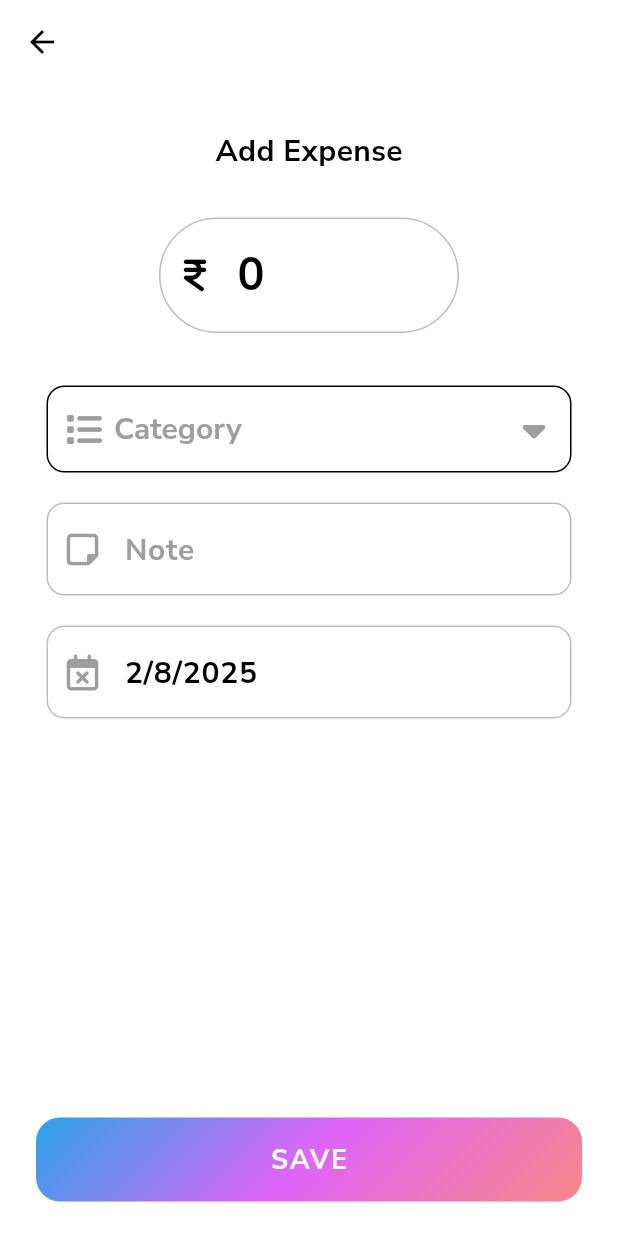
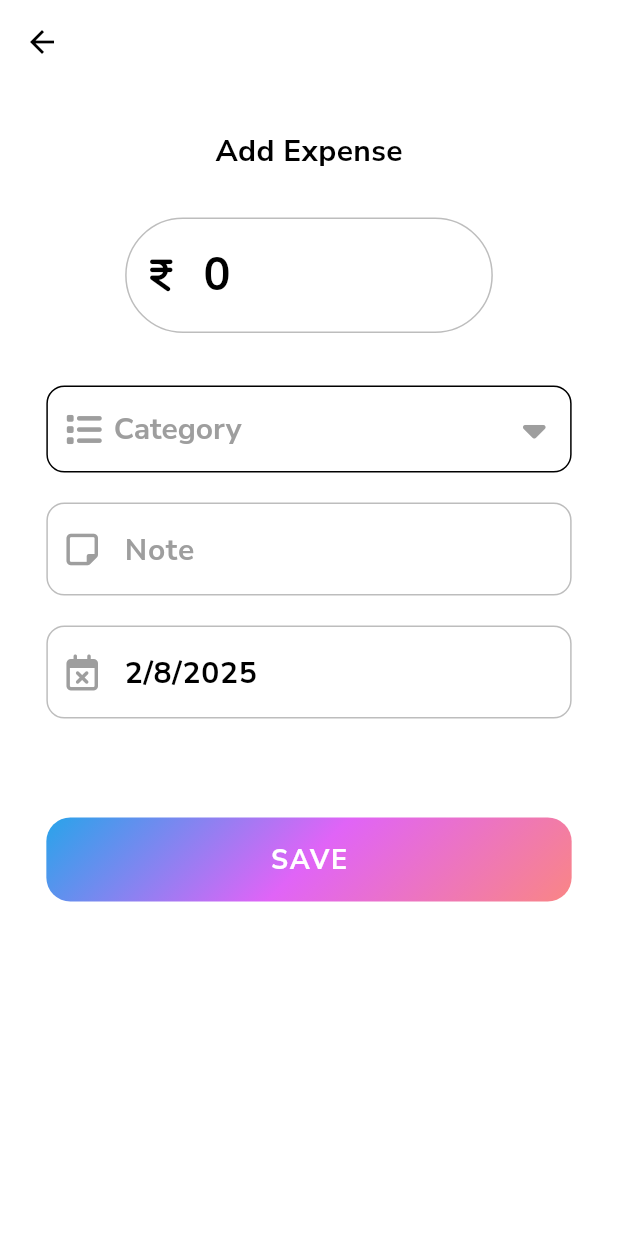
Before and after one commit to Mukesh865/WalletWise, a Flutter app: the screen it shows after launch, after a tap on the "add" icon, on a phone screen of 412 x 824 dp. Run offline on Flutter 3.47's test engine with Material 3 defaults, Android fonts, the phone set to English and light mode, and no system bars; our stand-ins replace fl_chart, font_awesome_flutter, google_fonts.

Commit message:
made all screen responsive

```diff
--- a/lib/screen/add_expense_screen.dart
+++ b/lib/screen/add_expense_screen.dart
@@ -28,17 +28,18 @@ class _AddExpenseScreenState extends State<AddExpenseScreen> {
 
   @override
   Widget build(BuildContext context) {
+    final screenWidth = MediaQuery.of(context).size.width;
+    final isSmallScreen = screenWidth < 400;
+    final fieldWidth = screenWidth * 0.85;
+
     return Scaffold(
       backgroundColor: Theme.of(context).colorScheme.background,
       appBar: AppBar(backgroundColor: Theme.of(context).colorScheme.background),
-
       body: SafeArea(
-        child: Padding(
-          padding: const EdgeInsets.only(top: 30),
+        child: SingleChildScrollView(
+          padding: const EdgeInsets.symmetric(vertical: 30),
+          child: Center(
             child: Column(
-            children: [
-              Row(
-                mainAxisAlignment: MainAxisAlignment.center,
               children: [
                 Text(
                   'Add Expense',
@@ -47,11 +48,9 @@ class _AddExpenseScreenState extends State<AddExpenseScreen> {
                     fontWeight: FontWeight.bold,
                   ),
                 ),
-                ],
-              ),
                 const SizedBox(height: 30),
                 SizedBox(
-                width: 200,
+                  width: fieldWidth * 0.7,
                   child: TextField(
                     textAlign: TextAlign.left,
                     controller: addExpenseController,
@@ -75,12 +74,9 @@ class _AddExpenseScreenState extends State<AddExpenseScreen> {
                 ),
                 const SizedBox(height: 35),
                 SizedBox(
-                width: 350,
+                  width: fieldWidth,
                   child: Container(
-                  padding: const EdgeInsets.symmetric(
-                    horizontal: 12,
-                    vertical: 4,
-                  ),
+                    padding: const EdgeInsets.symmetric(horizontal: 12, vertical: 4),
                     decoration: BoxDecoration(
                       color: Colors.white,
                       borderRadius: BorderRadius.circular(12),
@@ -118,10 +114,7 @@ class _AddExpenseScreenState extends State<AddExpenseScreen> {
                             selectedCategory = newValue!;
                           });
                         },
-                      items:
-                          categories.map<DropdownMenuItem<String>>((
-                            String value,
-                          ) {
+                        items: categories.map<DropdownMenuItem<String>>((String value) {
                           IconData icon;
                           switch (value) {
                             case 'Food':
@@ -143,12 +136,8 @@ class _AddExpenseScreenState extends State<AddExpenseScreen> {
                             value: value,
                             child: Row(
                               children: [
-                                  FaIcon(
-                                    icon,
-                                    size: 18,
-                                    color: Colors.grey[700],
-                                  ),
-                                  SizedBox(width: 8),
+                                FaIcon(icon, size: 18, color: Colors.grey[700]),
+                                const SizedBox(width: 8),
                                 Text(value),
                               ],
                             ),
@@ -160,15 +149,11 @@ class _AddExpenseScreenState extends State<AddExpenseScreen> {
                 ),
                 const SizedBox(height: 20),
                 SizedBox(
-                width: 350,
+                  width: fieldWidth,
                   child: TextField(
-                  textAlign: TextAlign.left,
                     controller: addNoteController,
                     decoration: InputDecoration(
-                    prefixIcon: const Icon(
-                      FontAwesomeIcons.stickyNote,
-                      color: Colors.grey,
-                    ),
+                      prefixIcon: const Icon(FontAwesomeIcons.stickyNote, color: Colors.grey),
                       hintText: "Note",
                       hintStyle: GoogleFonts.nunitoSans(
                         color: Colors.grey,
@@ -183,7 +168,6 @@ class _AddExpenseScreenState extends State<AddExpenseScreen> {
                         borderSide: const BorderSide(color: Colors.black),
                       ),
                     ),
-                  keyboardType: TextInputType.number,
                     style: GoogleFonts.nunitoSans(
                       fontSize: 20,
                       fontWeight: FontWeight.bold,
@@ -192,7 +176,7 @@ class _AddExpenseScreenState extends State<AddExpenseScreen> {
                 ),
                 const SizedBox(height: 20),
                 SizedBox(
-                width: 350,
+                  width: fieldWidth,
                   child: TextField(
                     controller: addDateController,
                     readOnly: true,
@@ -213,10 +197,7 @@ class _AddExpenseScreenState extends State<AddExpenseScreen> {
                       }
                     },
                     decoration: InputDecoration(
-                    prefixIcon: const Icon(
-                      FontAwesomeIcons.calendarTimes,
-                      color: Colors.grey,
-                    ),
+                      prefixIcon: const Icon(FontAwesomeIcons.calendarTimes, color: Colors.grey),
                       hintText: "Today",
                       hintStyle: GoogleFonts.nunitoSans(
                         color: Colors.grey,
@@ -237,30 +218,27 @@ class _AddExpenseScreenState extends State<AddExpenseScreen> {
                     ),
                   ),
                 ),
-              const SizedBox(height: 250),
+                const SizedBox(height: 50),
                 GestureDetector(
                   onTap: () {
                     // TODO: Add your save logic here
                   },
                   child: Container(
-                  width: double.infinity,
+                    width: fieldWidth,
                     height: 56,
-                  margin: const EdgeInsets.symmetric(
-                    horizontal: 24,
-                    vertical: 16,
-                  ),
+                    margin: const EdgeInsets.symmetric(vertical: 16),
                     decoration: BoxDecoration(
                       borderRadius: BorderRadius.circular(16),
                       gradient: LinearGradient(
                         colors: [
                           Theme.of(context).colorScheme.primary,
                           Theme.of(context).colorScheme.secondary,
-                        Theme.of(context).colorScheme.tertiary, // pink/orange
+                          Theme.of(context).colorScheme.tertiary,
                         ],
                         transform: const GradientRotation(pi / 4),
                       ),
                     ),
-                  child:  Center(
+                    child: Center(
                       child: Text(
                         'SAVE',
                         style: GoogleFonts.nunitoSans(
@@ -277,6 +255,7 @@ class _AddExpenseScreenState extends State<AddExpenseScreen> {
             ),
           ),
         ),
+      ),
     );
   }
 }
--- a/lib/screen/main_screen.dart
+++ b/lib/screen/main_screen.dart
@@ -13,7 +13,6 @@ class MainScreen extends StatefulWidget {
 class _MainScreenState extends State<MainScreen> {
   @override
   Widget build(BuildContext context) {
-    final screenWidth = MediaQuery.of(context).size.width;
     final screenHeight = MediaQuery.of(context).size.height;
 
     return SafeArea(
@@ -21,6 +20,7 @@ class _MainScreenState extends State<MainScreen> {
         padding: const EdgeInsets.symmetric(horizontal: 20),
         child: Column(
           children: [
+            // --- HEADER SECTION ---
             Row(
               mainAxisAlignment: MainAxisAlignment.spaceBetween,
               children: [
@@ -37,10 +37,10 @@ class _MainScreenState extends State<MainScreen> {
                             color: Colors.yellow[700],
                           ),
                         ),
-                        Icon(Icons.person, color: Colors.black),
+                        const Icon(Icons.person, color: Colors.black),
                       ],
                     ),
-                    SizedBox(width: 10),
+                    const SizedBox(width: 10),
                     Column(
                       crossAxisAlignment: CrossAxisAlignment.start,
                       children: [
@@ -78,16 +78,20 @@ class _MainScreenState extends State<MainScreen> {
                     ),
                     IconButton(
                       onPressed: () {},
-                      icon: Icon(Icons.settings, size: 26),
+                      icon: const Icon(Icons.settings, size: 26),
                     ),
                   ],
                 ),
               ],
             ),
-            SizedBox(height: 20),
+            const SizedBox(height: 20),
+
+            // --- TOTAL BALANCE CARD ---
             Container(
               width: double.infinity,
-              height: screenHeight / 4,
+              constraints: BoxConstraints(
+                minHeight: screenHeight / 4.5,
+              ),
               decoration: BoxDecoration(
                 borderRadius: BorderRadius.circular(30),
                 gradient: LinearGradient(
@@ -107,8 +111,9 @@ class _MainScreenState extends State<MainScreen> {
                 ],
               ),
               child: Padding(
-                padding: const EdgeInsets.all(8.0),
+                padding: const EdgeInsets.all(16.0),
                 child: Column(
+                  mainAxisAlignment: MainAxisAlignment.center,
                   children: [
                     Text(
                       'Total Balance',
@@ -118,98 +123,34 @@ class _MainScreenState extends State<MainScreen> {
                         fontWeight: FontWeight.bold,
                       ),
                     ),
-                    SizedBox(height: 15),
+                    const SizedBox(height: 10),
                     Text(
                       '₹ 1000.00',
-                      style:GoogleFonts.nunitoSans(
-                        fontSize: 40,
+                      style: GoogleFonts.nunitoSans(
+                        fontSize: 36,
                         color: Colors.white,
                         fontWeight: FontWeight.bold,
                       ),
                     ),
-                    SizedBox(height: 40),
+                    const SizedBox(height: 20),
                     Padding(
-                      padding: const EdgeInsets.symmetric(horizontal: 20),
+                      padding: const EdgeInsets.symmetric(horizontal: 12),
                       child: Row(
                         mainAxisAlignment: MainAxisAlignment.spaceBetween,
                         children: [
-                          Row(
-                            children: [
-                              Container(
-                                width: 40,
-                                height: 40,
-                                decoration: BoxDecoration(
-                                  shape: BoxShape.circle,
-                                  color: Colors.white30,
+                          _buildIncomeExpenseRow(
+                            context,
+                            icon: Icons.arrow_downward_outlined,
+                            iconColor: Colors.green,
+                            title: 'Income',
+                            amount: '₹2500.00',
                           ),
-                                child: Center(
-                                  child: Icon(
-                                    Icons.arrow_downward_outlined,
-                                    color: Colors.green,
-                                  ),
-                                ),
-                              ),
-                              SizedBox(width: 5),
-                              Column(
-                                children: [
-                                  Text(
-                                    'Income',
-                                    style: GoogleFonts.nunitoSans(
-                                      fontSize: 16,
-                                      color: Colors.white,
-                                      fontWeight: FontWeight.bold,
-                                    ),
-                                  ),
-                                  Text(
-                                    '₹2500.00',
-                                    style: GoogleFonts.nunitoSans(
-                                      fontSize: 16,
-                                      color: Colors.white,
-                                      fontWeight: FontWeight.bold,
-                                    ),
-                                  ),
-                                ],
-                              ),
-                            ],
-                          ),
-                          Row(
-                            children: [
-                              Container(
-                                width: 40,
-                                height: 40,
-                                decoration: BoxDecoration(
-                                  shape: BoxShape.circle,
-                                  color: Colors.white30,
-                                ),
-                                child: Center(
-                                  child: Icon(
-                                    Icons.arrow_upward_outlined,
-                                    color: Colors.red,
-                                  ),
-                                ),
-                              ),
-                              SizedBox(width: 5),
-                              Column(
-                                children: [
-                                  Text(
-                                    'Expense',
-                                    style: GoogleFonts.nunitoSans(
-                                      fontSize: 16,
-                                      color: Colors.white,
-                                      fontWeight: FontWeight.bold,
-                                    ),
-                                  ),
-                                  Text(
-                                    '₹800.00',
-                                    style: GoogleFonts.nunitoSans(
-                                      fontSize: 16,
-                                      color: Colors.white,
-                                      fontWeight: FontWeight.bold,
-                                    ),
-                                  ),
-                                ],
-                              ),
-                            ],
+                          _buildIncomeExpenseRow(
+                            context,
+                            icon: Icons.arrow_upward_outlined,
+                            iconColor: Colors.red,
+                            title: 'Expense',
+                            amount: '₹800.00',
                           ),
                         ],
                       ),
@@ -218,8 +159,11 @@ class _MainScreenState extends State<MainScreen> {
                 ),
               ),
             ),
-            const SizedBox(height: 30),
-            Column(
+            const SizedBox(height: 20),
+
+            // --- TRANSACTIONS LIST (NOW EXPANDABLE) ---
+            Expanded(
+              child: Column(
                 children: [
                   Row(
                     mainAxisAlignment: MainAxisAlignment.spaceBetween,
@@ -244,8 +188,8 @@ class _MainScreenState extends State<MainScreen> {
                       ),
                     ],
                   ),
-                SizedBox(
-                  height: 403,
+                  const SizedBox(height: 10),
+                  Expanded(
                     child: SingleChildScrollView(
                       child: Column(
                         children: [
@@ -284,10 +228,59 @@ class _MainScreenState extends State<MainScreen> {
                     ),
                   )
                 ],
+              ),
             )
           ],
         ),
       ),
     );
   }
+
+  // Helper widget for Income/Expense display
+  Widget _buildIncomeExpenseRow(BuildContext context,
+      {required IconData icon,
+        required Color iconColor,
+        required String title,
+        required String amount}) {
+    return Row(
+      children: [
+        Container(
+          width: 40,
+          height: 40,
+          decoration: const BoxDecoration(
+            shape: BoxShape.circle,
+            color: Colors.white30,
+          ),
+          child: Center(
+            child: Icon(
+              icon,
+              color: iconColor,
+            ),
+          ),
+        ),
+        const SizedBox(width: 10),
+        Column(
+          crossAxisAlignment: CrossAxisAlignment.start,
+          children: [
+            Text(
+              title,
+              style: GoogleFonts.nunitoSans(
+                fontSize: 16,
+                color: Colors.white,
+                fontWeight: FontWeight.bold,
+              ),
+            ),
+            Text(
+              amount,
+              style: GoogleFonts.nunitoSans(
+                fontSize: 16,
+                color: Colors.white,
+                fontWeight: FontWeight.bold,
+              ),
+            ),
+          ],
+        ),
+      ],
+    );
   }
+}
--- a/lib/screen/transaction_screen.dart
+++ b/lib/screen/transaction_screen.dart
@@ -15,17 +15,27 @@ class TransactionScreen extends StatefulWidget {
 class _TransactionScreenState extends State<TransactionScreen> {
   @override
   Widget build(BuildContext context) {
-    final screenWidth = MediaQuery.of(context).size.width;
-    final screenHeight = MediaQuery.of(context).size.height;
     return SafeArea(
       child: Padding(
         padding: const EdgeInsets.symmetric(horizontal: 20),
         child: Column(
           children: [
-            Row(
+            _buildHeader(context),
+            const SizedBox(height: 20),
+            _buildChartSection(context),
+            const SizedBox(height: 10),
+            _buildTransactionList(),
+          ],
+        ),
+      ),
+    );
+  }
+
+  // --- WIDGET BUILDER METHODS ---
+
+  Widget _buildHeader(BuildContext context) {
+    return Row(
       mainAxisAlignment: MainAxisAlignment.spaceBetween,
-              children: [
-                Row(
       children: [
         Text(
           'Transactions',
@@ -35,22 +45,17 @@ class _TransactionScreenState extends State<TransactionScreen> {
             color: Colors.black,
           ),
         ),
-                  ],
-                ),
-                Stack(
-                  alignment: Alignment.center,
-                  children: [
         Container(
-                      width: 30,
-                      height: 30,
+          width: 40,
+          height: 40,
           decoration: BoxDecoration(
             color: Colors.white,
-                        shape: BoxShape.rectangle,
             borderRadius: BorderRadius.circular(10),
           ),
-                    ),
-                    IconButton(
+          child: IconButton(
             onPressed: () {
+              // Using pushReplacement can be disorienting.
+              // Consider using Navigator.pop(context) if this screen is pushed on top of the main screen.
               Navigator.pushReplacement(
                 context,
                 MaterialPageRoute(
@@ -58,26 +63,32 @@ class _TransactionScreenState extends State<TransactionScreen> {
                 ),
               );
             },
-                      icon: FaIcon(FontAwesomeIcons.chartSimple, size: 20),
+            icon: const FaIcon(FontAwesomeIcons.chartSimple, size: 20),
+          ),
         ),
       ],
-                ),
+    );
+  }
+
+  Widget _buildChartSection(BuildContext context) {
+    return Flexible( // Use Flexible to allow the chart to resize
+      child: Container(
+        decoration: BoxDecoration(
+          color: Colors.white,
+          borderRadius: BorderRadius.circular(12),
+          boxShadow: [
+            BoxShadow(
+              color: Colors.grey.withOpacity(0.2),
+              spreadRadius: 2,
+              blurRadius: 5,
+            )
           ],
         ),
-            const SizedBox(height: 10),
-            Container(
-              width: screenWidth,
-              height: 68,
-              decoration: BoxDecoration(
-                color: Colors.white,
-                borderRadius: BorderRadius.only(
-                  topLeft: Radius.circular(12),
-                  topRight: Radius.circular(12),
-                ),
-              ),
-              child: Padding(
-                padding: const EdgeInsets.only(top: 8),
-                child: Center(
+        child: Column(
+          mainAxisSize: MainAxisSize.min, // The column should only be as tall as its children
+          children: [
+            Padding(
+              padding: const EdgeInsets.only(top: 16.0),
               child: Column(
                 children: [
                   Text(
@@ -99,32 +110,29 @@ class _TransactionScreenState extends State<TransactionScreen> {
                 ],
               ),
             ),
-              ),
-            ),
-            Container(
-              width: MediaQuery.of(context).size.width,
-              height: MediaQuery.of(context).size.width,
-              decoration: BoxDecoration(
-                color: Colors.white,
-                borderRadius: BorderRadius.only(
-                  bottomLeft: Radius.circular(12),
-                  bottomRight: Radius.circular(12),
-                ),
-              ),
-              child: const Padding(
-                padding: EdgeInsets.fromLTRB(12, 20, 12, 12),
+            const Flexible( // Allows the chart to take up the remaining space inside the container
+              child: Padding(
+                padding: EdgeInsets.fromLTRB(12, 10, 12, 12),
                 child: MyChart(),
               ),
             ),
-            Column(
+          ],
+        ),
+      ),
+    );
+  }
+
+  Widget _buildTransactionList() {
+    return Expanded( // Use Expanded to fill the remaining space
+      child: Column(
         children: [
           Padding(
-                  padding: const EdgeInsets.all(8.0),
+            padding: const EdgeInsets.symmetric(vertical: 8.0, horizontal: 8.0),
             child: Row(
               mainAxisAlignment: MainAxisAlignment.spaceBetween,
               children: [
                 Text(
-                        'Sat,05 July 2025',
+                  'Sat, 05 July 2025',
                   style: GoogleFonts.nunitoSans(
                     fontSize: 15,
                     fontWeight: FontWeight.bold,
@@ -142,11 +150,10 @@ class _TransactionScreenState extends State<TransactionScreen> {
               ],
             ),
           ),
-                SizedBox(
-                  height: 200,
+          Expanded( // Make the list itself expandable
             child: SingleChildScrollView(
               child: Column(
-                      children: [
+                children: const [
                   ExpenseTile(
                     title: 'Food',
                     icon: Icons.fastfood,
@@ -183,9 +190,6 @@ class _TransactionScreenState extends State<TransactionScreen> {
           ),
         ],
       ),
-          ],
-        ),
-      ),
     );
   }
 }
```
Lines whose indentation alone changed are shown as unchanged.
